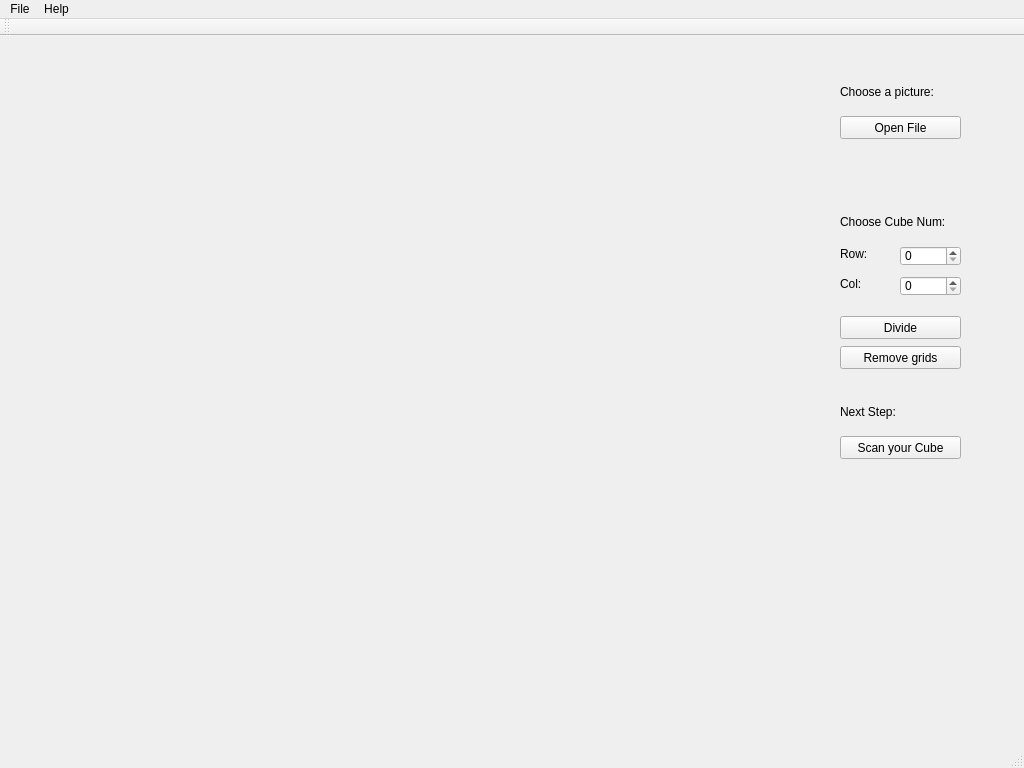
Above: mainwindow.ui from gdc0411/M1project before the change. Below: the same form after it.
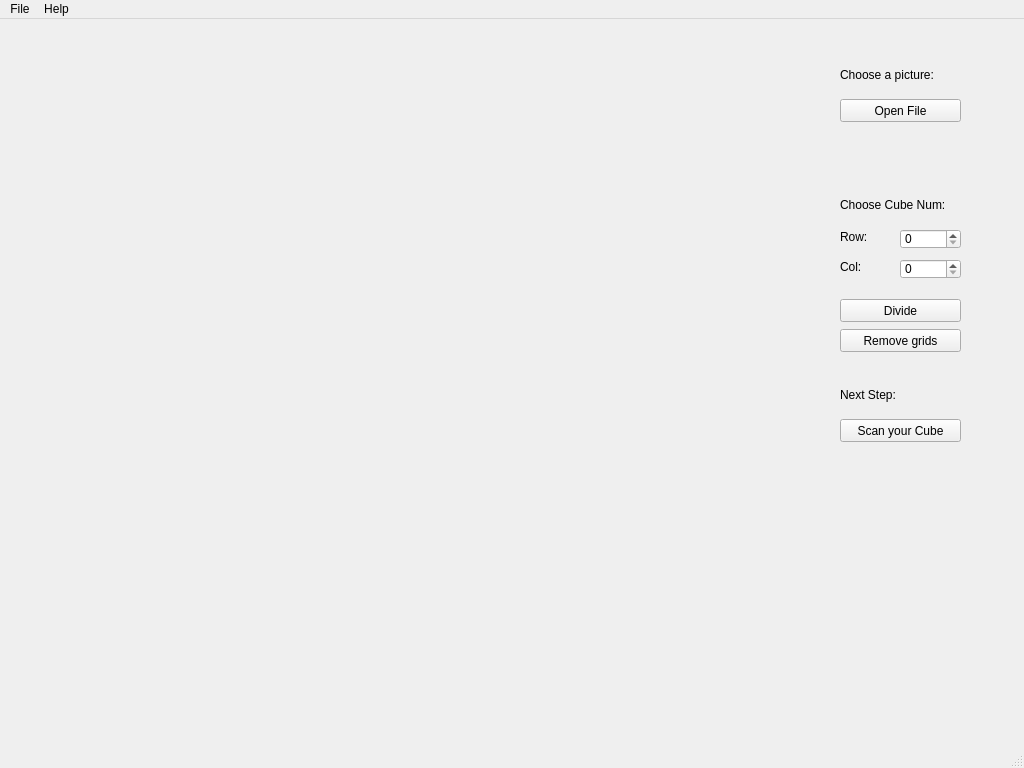
That is the form after the change.

What changed in the file:
```diff
--- a/mainwindow.ui
+++ b/mainwindow.ui
@@ -240,14 +240,6 @@
    <addaction name="menuMenu"/>
    <addaction name="menuAbout"/>
   </widget>
-  <widget class="QToolBar" name="mainToolBar">
-   <attribute name="toolBarArea">
-    <enum>TopToolBarArea</enum>
-   </attribute>
-   <attribute name="toolBarBreak">
-    <bool>false</bool>
-   </attribute>
-  </widget>
   <widget class="QStatusBar" name="statusBar"/>
   <action name="actionOpen">
    <property name="text">
```
